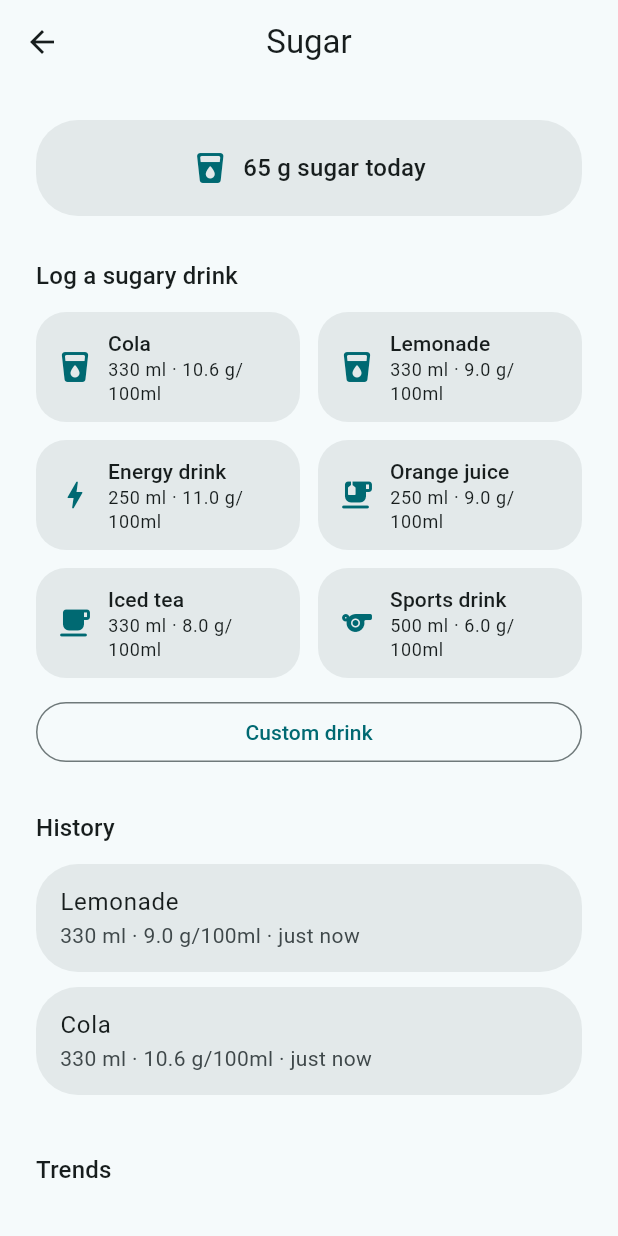
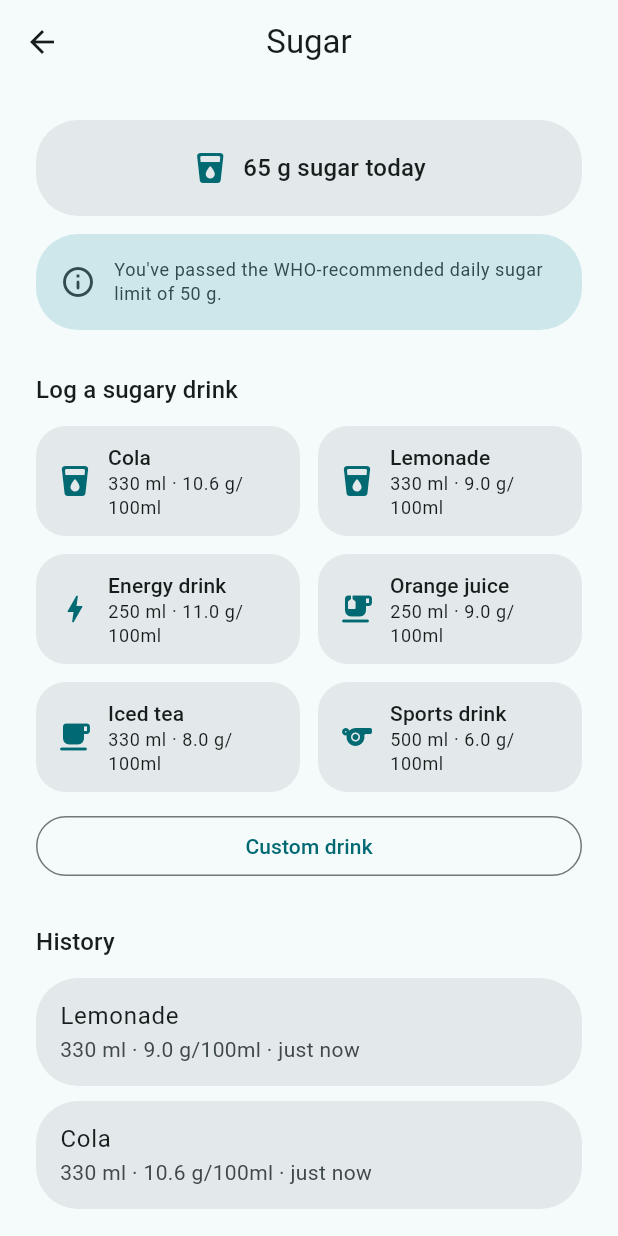
Before and after one commit to DevTimmOfTO/BetterDrink, a Flutter app: the SugarScreen screen opened directly, after a tap on "Cola", after a tap on "Lemonade", on a phone screen of 412 x 824 dp. Run offline on Flutter 3.47's test engine with Material 3 defaults, Android fonts, the phone set to English and light mode, and no system bars; drawn by our look-alikes of fl_chart; our stand-ins replace flutter_local_notifications, flutter_riverpod, flutter_timezone, shared_preferences, timezone; accounts and stored records are empty.

Commit message:
Warn when today's logged sugar passes the WHO daily limit
Add an informational banner on the Sugar tab, shown once today's
total crosses 50g (WHO's recommended free-sugar limit for a ~2000kcal
adult diet). Uses a neutral info tone (secondaryContainer + info
icon) rather than the alarm styling of the alcohol warning, since
this is a nudge, not a harm warning. Verified live on-device at 70g
logged (2x cola).

Co-Authored-By: Claude Sonnet 5 <noreply@anthropic.com>
Claude-Session: https://claude.ai/code/session_01UX2AMJKboT2ZucB7DRaURn

```diff
--- a/lib/l10n/app_de.arb
+++ b/lib/l10n/app_de.arb
@@ -54,6 +54,7 @@
 
   "sugarTabTitle": "Zucker",
   "sugarTodayGrams": "{g} g Zucker heute",
+  "sugarLimitWarning": "Du liegst über der von der WHO empfohlenen täglichen Zucker-Obergrenze von {limit} g.",
   "logASugarDrink": "Zuckerhaltiges Getränk loggen",
   "customSugarDrinkButton": "Eigenes Getränk",
   "customSugarDrinkDialogTitle": "Eigenes Getränk",
--- a/lib/l10n/app_en.arb
+++ b/lib/l10n/app_en.arb
@@ -68,6 +68,10 @@
   "sugarTodayGrams": "{g} g sugar today",
   "@sugarTodayGrams": {
     "placeholders": { "g": { "type": "String" } }
+  },
+  "sugarLimitWarning": "You've passed the WHO-recommended daily sugar limit of {limit} g.",
+  "@sugarLimitWarning": {
+    "placeholders": { "limit": { "type": "String" } }
   },
   "logASugarDrink": "Log a sugary drink",
   "customSugarDrinkButton": "Custom drink",
--- a/lib/l10n/app_fr.arb
+++ b/lib/l10n/app_fr.arb
@@ -54,6 +54,7 @@
 
   "sugarTabTitle": "Sucre",
   "sugarTodayGrams": "{g} g de sucre aujourd'hui",
+  "sugarLimitWarning": "Vous avez dépassé la limite quotidienne de sucre recommandée par l'OMS de {limit} g.",
   "logASugarDrink": "Enregistrer une boisson sucrée",
   "customSugarDrinkButton": "Boisson personnalisée",
   "customSugarDrinkDialogTitle": "Boisson personnalisée",
--- a/lib/l10n/gen/app_localizations.dart
+++ b/lib/l10n/gen/app_localizations.dart
@@ -375,6 +375,12 @@ abstract class AppLocalizations {
   /// In en, this message translates to:
   /// **'{g} g sugar today'**
   String sugarTodayGrams(String g);
+
+  /// No description provided for @sugarLimitWarning.
+  ///
+  /// In en, this message translates to:
+  /// **'You\'ve passed the WHO-recommended daily sugar limit of {limit} g.'**
+  String sugarLimitWarning(String limit);
 
   /// No description provided for @logASugarDrink.
   ///
--- a/lib/l10n/gen/app_localizations_de.dart
+++ b/lib/l10n/gen/app_localizations_de.dart
@@ -158,6 +158,11 @@ class AppLocalizationsDe extends AppLocalizations {
   @override
   String sugarTodayGrams(String g) {
     return '$g g Zucker heute';
+  }
+
+  @override
+  String sugarLimitWarning(String limit) {
+    return 'Du liegst über der von der WHO empfohlenen täglichen Zucker-Obergrenze von $limit g.';
   }
 
   @override
--- a/lib/l10n/gen/app_localizations_en.dart
+++ b/lib/l10n/gen/app_localizations_en.dart
@@ -157,6 +157,11 @@ class AppLocalizationsEn extends AppLocalizations {
   @override
   String sugarTodayGrams(String g) {
     return '$g g sugar today';
+  }
+
+  @override
+  String sugarLimitWarning(String limit) {
+    return 'You\'ve passed the WHO-recommended daily sugar limit of $limit g.';
   }
 
   @override
--- a/lib/l10n/gen/app_localizations_fr.dart
+++ b/lib/l10n/gen/app_localizations_fr.dart
@@ -158,6 +158,11 @@ class AppLocalizationsFr extends AppLocalizations {
   @override
   String sugarTodayGrams(String g) {
     return '$g g de sucre aujourd\'hui';
+  }
+
+  @override
+  String sugarLimitWarning(String limit) {
+    return 'Vous avez dépassé la limite quotidienne de sucre recommandée par l\'OMS de $limit g.';
   }
 
   @override
--- a/lib/screens/sugar_screen.dart
+++ b/lib/screens/sugar_screen.dart
@@ -7,6 +7,7 @@ import '../providers/sugar_provider.dart';
 import '../services/history_aggregator.dart';
 import '../services/sugar_calculator.dart';
 import '../services/date_key.dart';
+import '../theme/app_theme.dart';
 import '../widgets/history_chart.dart';
 import '../widgets/sugar_history_list.dart';
 import '../widgets/sugar_preset_grid.dart';
@@ -42,6 +43,10 @@ class SugarScreen extends ConsumerWidget {
           padding: const EdgeInsets.all(24),
           children: [
             _TodayTotalCard(todayGrams: todayGrams),
+            if (todayGrams > recommendedDailySugarLimitG) ...[
+              const SizedBox(height: 12),
+              const _SugarLimitBanner(),
+            ],
             const SizedBox(height: 28),
             Text(loc.logASugarDrink, style: Theme.of(context).textTheme.titleMedium),
             const SizedBox(height: 12),
@@ -63,6 +68,38 @@ class SugarScreen extends ConsumerWidget {
             HistoryChart(points: trendPoints, unit: 'g'),
           ],
         ),
+      ),
+    );
+  }
+}
+
+class _SugarLimitBanner extends StatelessWidget {
+  const _SugarLimitBanner();
+
+  @override
+  Widget build(BuildContext context) {
+    final colorScheme = Theme.of(context).colorScheme;
+    return Container(
+      padding: const EdgeInsets.all(16),
+      decoration: BoxDecoration(
+        color: colorScheme.secondaryContainer,
+        borderRadius: BorderRadius.circular(appCornerRadius),
+      ),
+      child: Row(
+        children: [
+          Icon(Icons.info_outline_rounded, color: colorScheme.onSecondaryContainer),
+          const SizedBox(width: 12),
+          Expanded(
+            child: Text(
+              AppLocalizations.of(context)!.sugarLimitWarning(
+                recommendedDailySugarLimitG.toStringAsFixed(0),
+              ),
+              style: Theme.of(context).textTheme.bodySmall?.copyWith(
+                    color: colorScheme.onSecondaryContainer,
+                  ),
+            ),
+          ),
+        ],
       ),
     );
   }
--- a/lib/services/sugar_calculator.dart
+++ b/lib/services/sugar_calculator.dart
@@ -2,3 +2,9 @@
 double gramsOfSugar({required double volumeMl, required double sugarPer100ml}) {
   return volumeMl * sugarPer100ml / 100;
 }
+
+/// WHO's recommended daily limit for free sugars: under 10% of a roughly
+/// 2000kcal adult diet, i.e. about 50g/day. Used to nudge the user when
+/// today's logged drinks alone have already passed it -- an informational
+/// guideline, not medical advice.
+const double recommendedDailySugarLimitG = 50;
```
